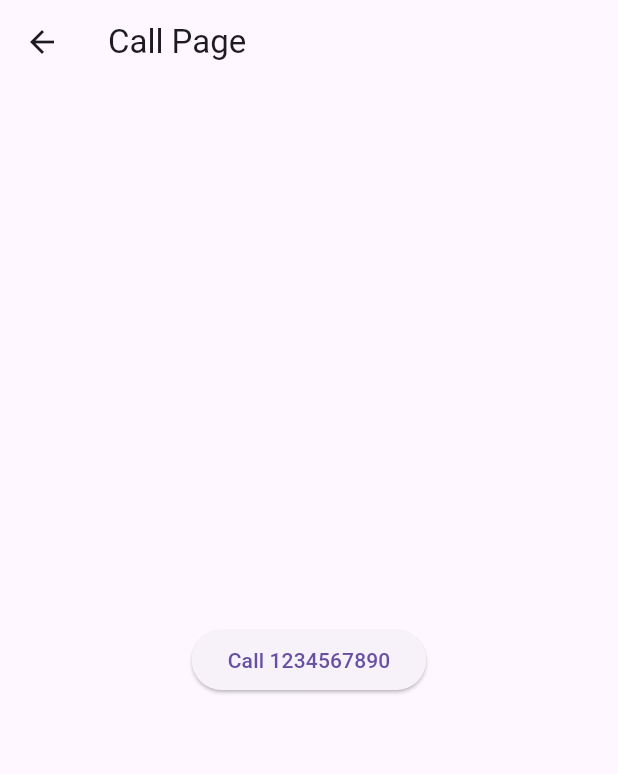
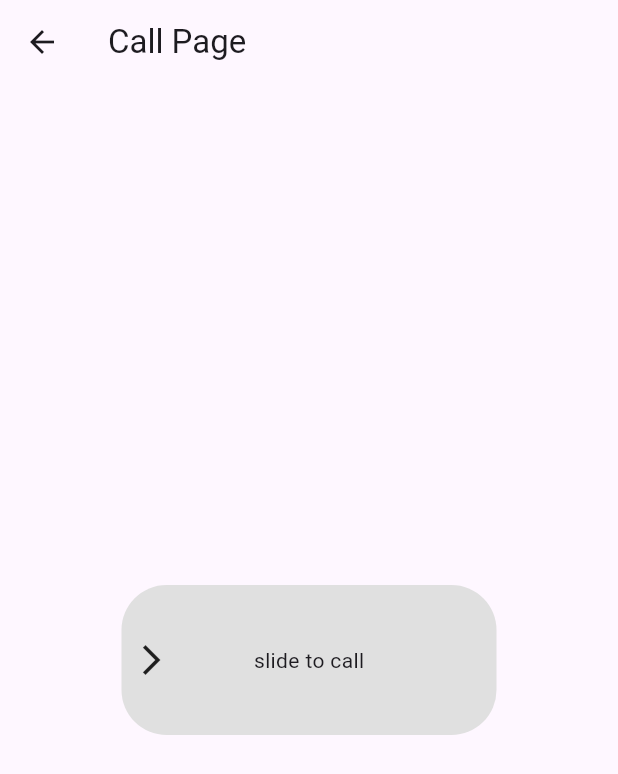
Before and after one commit to fix1t/but-itu-cartrack, a Flutter app: the HelpCallPage screen opened by its route, on a phone screen of 412 x 824 dp. Shown: the top 774 px of the screen. Run offline on Flutter 3.47's test engine with Material 3 defaults, Android fonts, the phone set to English and light mode, and no system bars; our stand-ins replace firebase_core, firebase_database; accounts and stored records are empty.

Commit message:
added slider to help

```diff
--- a/lib/src/view/car_home_help_screen.dart
+++ b/lib/src/view/car_home_help_screen.dart
@@ -1,9 +1,16 @@
 import 'package:flutter/material.dart';
 import 'package:url_launcher/url_launcher.dart';
 
-class HelpCallPage extends StatelessWidget {
-  // The phone number you want to call
-  final String phoneNumber = '1234567890';
+class HelpCallPage extends StatefulWidget {
+  @override
+  _HelpCallPageState createState() => _HelpCallPageState();
+}
+
+class _HelpCallPageState extends State<HelpCallPage> {
+  double _slideValue = 0.0;
+  final double _sliderWidth = 250;
+  final double _sliderHeight = 100;
+
 
   @override
   Widget build(BuildContext context) {
@@ -12,27 +19,78 @@ class HelpCallPage extends StatelessWidget {
         title: Text('Call Page'),
       ),
       body: Center(
-        child: ElevatedButton(
-          onPressed: () => _makePhoneCall(phoneNumber), // Pass context here
-          child: Text('Call $phoneNumber'),
+        child: GestureDetector(
+          onHorizontalDragUpdate: (details) {
+            // Update the slider value only if the drag is to the right
+            if (details.primaryDelta! > 0) {
+              double newSlideValue = _slideValue + details.primaryDelta! / _sliderWidth;
+              newSlideValue = newSlideValue.clamp(0.0, 1.0);
+
+              setState(() {
+                _slideValue = newSlideValue;
+              });
+
+              // If the slider reaches the end, make the call
+              if (_slideValue == 1.0) {
+                _makePhoneCall('1234567890'); // Replace with your phone number
+              }
+            }
+          },
+          onHorizontalDragEnd: (details) {
+            // Reset the slider when user stops dragging
+            setState(() {
+              _slideValue = 0.0;
+            });
+          },
+          child: Container(
+            height: _sliderHeight,
+            width: _sliderWidth,
+            decoration: BoxDecoration(
+              color: Colors.grey.shade300,
+              borderRadius: BorderRadius.circular(30.0),
+            ),
+            child: Stack(
+              alignment: Alignment.centerLeft,
+              children: [
+                Container(
+                  width: _slideValue * _sliderWidth,
+                  decoration: BoxDecoration(
+                    color: Colors.blue,
+                    borderRadius: BorderRadius.circular(30.0),
+                  ),
+                ),
+                Align(
+                  alignment: Alignment.centerLeft,
+                  child: Padding(
+                    padding: EdgeInsets.symmetric(horizontal: 8.0),
+                    child: Icon(Icons.arrow_forward_ios),
+                  ),
+                ),
+                Align(
+                  alignment: Alignment.center,
+                  child: Opacity(
+                    opacity: (1 - _slideValue).clamp(0.0, 1.0),
+                    child: Text('slide to call'),
+                  ),
+                ),
+              ],
+            ),
+          ),
         ),
       ),
     );
   }
-}
 
-Future<void> _makePhoneCall(String phoneNumber) async {
-  final Uri launchUri = Uri(
-    scheme: 'tel',
-    path: phoneNumber,
-  );
-  try {
+  Future<void> _makePhoneCall(String phoneNumber) async {
+    final Uri launchUri = Uri(
+      scheme: 'tel',
+      path: phoneNumber,
+    );
     if (await canLaunchUrl(launchUri)) {
       await launchUrl(launchUri);
     } else {
       debugPrint('Could not launch dialer for $launchUri');
+      // Show an error if needed
     }
-  } catch (e) {
-    debugPrint('Error occurred while launching dialer: $e');
   }
 }
```
